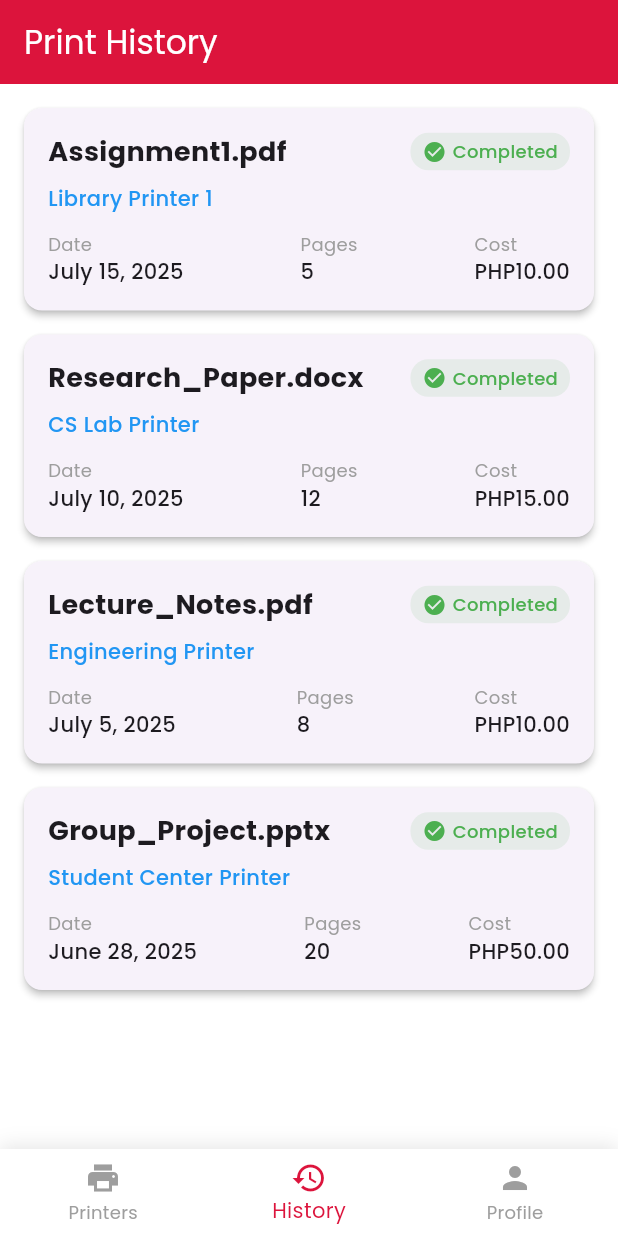
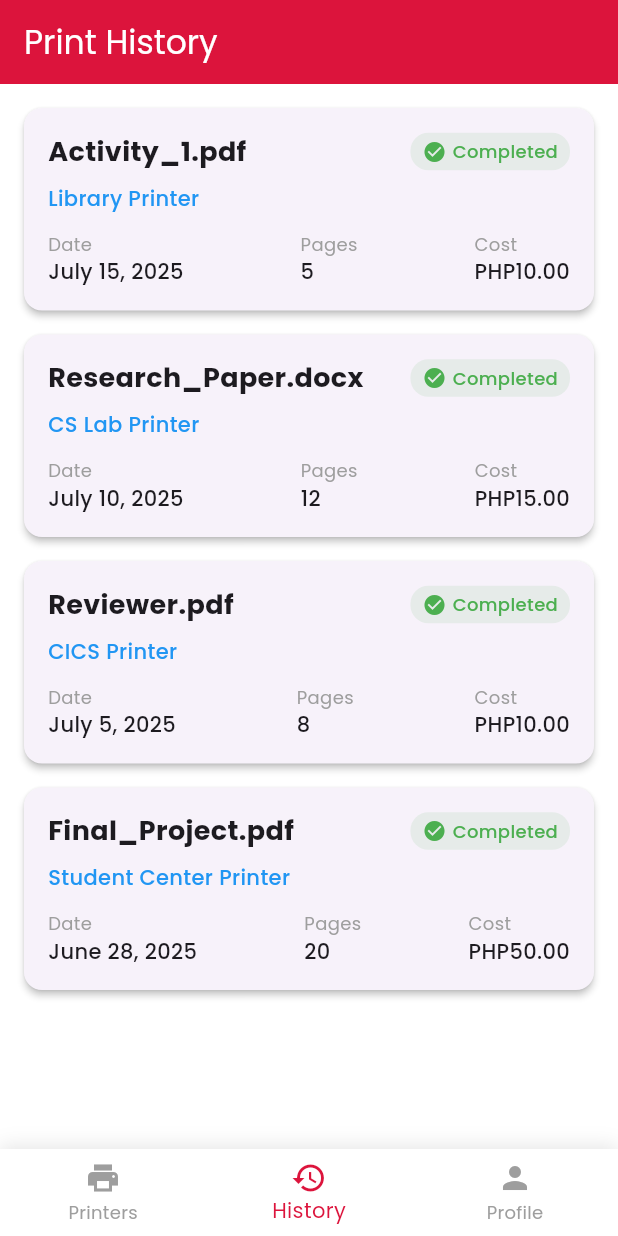
Before and after one commit to llancealog/Final_Project, a Flutter app: the MainNavigationScreen screen opened directly with empty values, item 2 of the bottom bar chosen, on a phone screen of 412 x 824 dp. Run offline on Flutter 3.47's test engine with Material 3 defaults, Android fonts, the phone set to English and light mode, and no system bars; our stand-ins replace google_fonts.

```diff
--- a/lib/history.dart
+++ b/lib/history.dart
@@ -11,8 +11,8 @@ class HistoryPage extends StatelessWidget {
       padding: const EdgeInsets.all(16.0),
       children: [
         _buildHistoryCard(
-          documentName: 'Assignment1.pdf',
-          printerName: 'Library Printer 1',
+          documentName: 'Activity_1.pdf',
+          printerName: 'Library Printer',
           date: 'July 15, 2025',
           pages: 5,
           cost: 'PHP10.00',
@@ -27,15 +27,15 @@ class HistoryPage extends StatelessWidget {
           status: 'Completed',
         ),
         _buildHistoryCard(
-          documentName: 'Lecture_Notes.pdf',
-          printerName: 'Engineering Printer',
+          documentName: 'Reviewer.pdf',
+          printerName: 'CICS Printer',
           date: 'July 5, 2025',
           pages: 8,
           cost: 'PHP10.00',
           status: 'Completed',
         ),
         _buildHistoryCard(
-          documentName: 'Group_Project.pptx',
+          documentName: 'Final_Project.pdf',
           printerName: 'Student Center Printer',
           date: 'June 28, 2025',
           pages: 20,
--- a/lib/printers.dart
+++ b/lib/printers.dart
@@ -17,7 +17,7 @@ class _PrintersPageState extends State<PrintersPage> {
       padding: const EdgeInsets.all(16.0),
       children: [
         _buildPrinterCard(
-          name: 'Library Printer 1',
+          name: 'Library Printer',
           location: 'CEAFA Building 2nd Floor',
           status: 'Available',
           closingHours: 'Closes at 8:00 PM',
```
